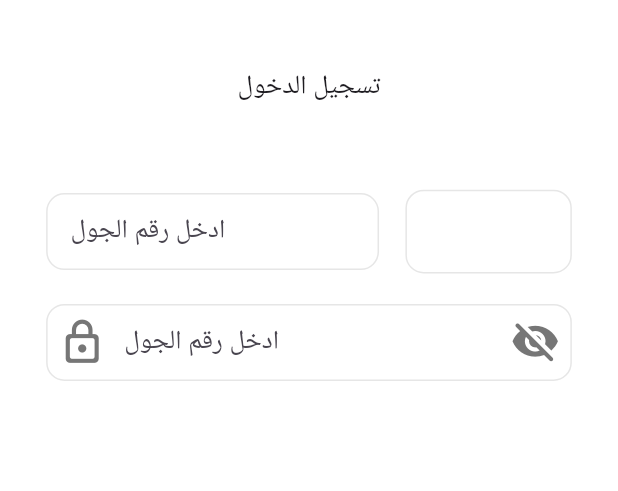
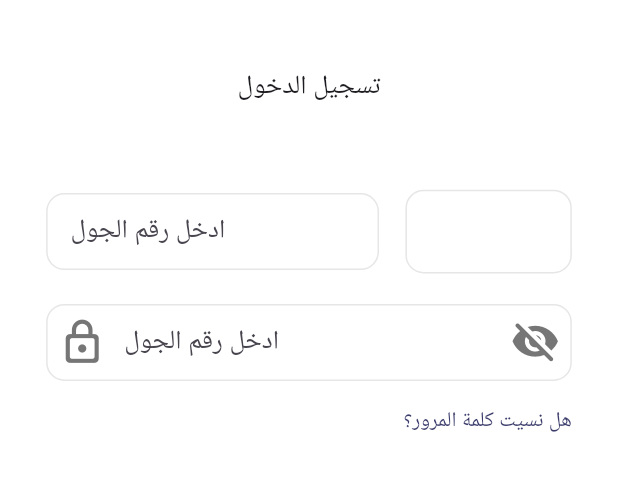
Before and after one commit to MohammedGhazaly/alex-apps-task, a Flutter app: the screen it shows after launch, on a phone screen of 412 x 824 dp, the part 347-838 px from its top. Run offline on Flutter 3.47's test engine with Material 2 defaults, Android fonts, the light colour scheme and no system bars; our stand-ins replace flutter_screenutil.

Commit message:
Added forget password text

```diff
--- a/lib/views/login/widgets/login_view_body.dart
+++ b/lib/views/login/widgets/login_view_body.dart
@@ -39,6 +39,7 @@ class LoginViewBody extends StatelessWidget {
               ),
               Form(
                 child: Column(
+                  crossAxisAlignment: CrossAxisAlignment.stretch,
                   children: [
                     Row(
                       children: [
@@ -83,8 +84,18 @@ class LoginViewBody extends StatelessWidget {
                         ),
                       ),
                       hintText: "ادخل رقم الجول",
-                      textInputType: TextInputType.number,
+                      textInputType: TextInputType.text,
                     ),
+                    SizedBox(
+                      height: 17.h,
+                    ),
+                    Text(
+                      "هل نسيت كلمة المرور؟",
+                      textAlign: TextAlign.right,
+                      style: TextStyle(
+                        color: AppColors.darkColor1,
+                      ),
+                    )
                   ],
                 ),
               )
```
